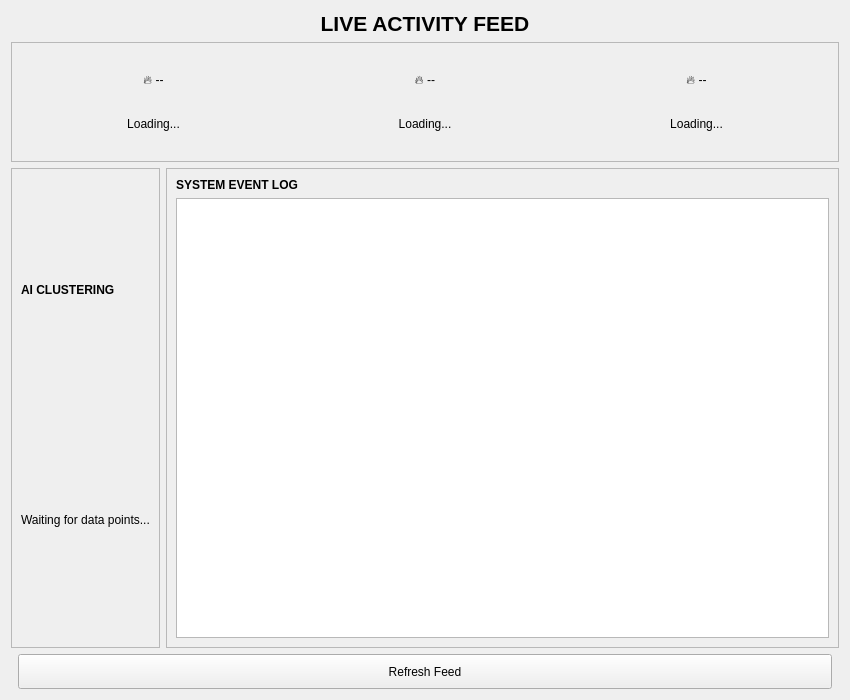
This is admin_panel/views/ui/LiveFeedView.ui in Magdalena52772/Booktrack as Qt 5 draws it before an edit. The edited form follows.
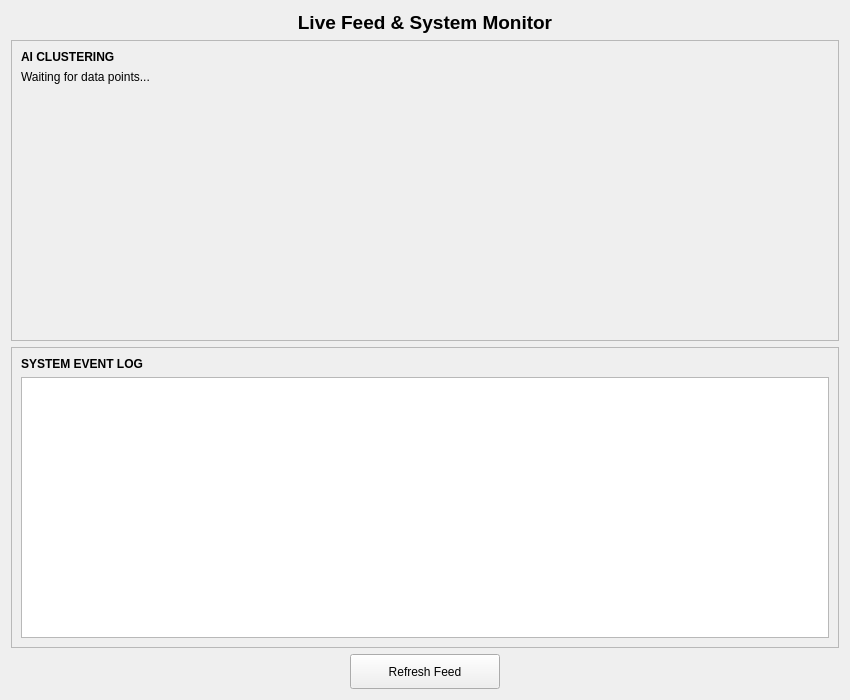
This is the edited form. Icons and pictures are not drawn.

Diff of the .ui file:
```diff
--- a/admin_panel/views/ui/LiveFeedView.ui
+++ b/admin_panel/views/ui/LiveFeedView.ui
@@ -14,10 +14,13 @@
    <item>
     <widget class="QLabel" name="lbl_title">
      <property name="font">
-      <font><pointsize>16</pointsize><bold>true</bold></font>
+      <font>
+       <pointsize>14</pointsize>
+       <bold>true</bold>
+      </font>
      </property>
      <property name="text">
-      <string>LIVE ACTIVITY FEED</string>
+      <string>Live Feed &amp; System Monitor</string>
      </property>
      <property name="alignment">
       <set>Qt::AlignmentFlag::AlignCenter</set>
@@ -25,70 +28,113 @@
     </widget>
    </item>
    <item>
-    <widget class="QFrame" name="frame_streaks">
-     <property name="minimumSize"><size><width>0</width><height>120</height></size></property>
-     <property name="frameShape"><enum>QFrame::Shape::StyledPanel</enum></property>
-     <layout class="QHBoxLayout" name="layout_streaks">
-      <item>
-       <widget class="QFrame" name="card_streak_1">
-        <layout class="QVBoxLayout" name="v1">
-         <item><widget class="QLabel" name="lbl_streak_1_val"><property name="text"><string>🔥 --</string></property><property name="alignment"><set>Qt::AlignCenter</set></property></widget></item>
-         <item><widget class="QLabel" name="lbl_streak_1_user"><property name="text"><string>Loading...</string></property><property name="alignment"><set>Qt::AlignCenter</set></property></widget></item>
-        </layout>
-       </widget>
-      </item>
-      <item>
-       <widget class="QFrame" name="card_streak_2">
-        <layout class="QVBoxLayout" name="v2">
-         <item><widget class="QLabel" name="lbl_streak_2_val"><property name="text"><string>🔥 --</string></property><property name="alignment"><set>Qt::AlignCenter</set></property></widget></item>
-         <item><widget class="QLabel" name="lbl_streak_2_user"><property name="text"><string>Loading...</string></property><property name="alignment"><set>Qt::AlignCenter</set></property></widget></item>
-        </layout>
-       </widget>
-      </item>
-      <item>
-       <widget class="QFrame" name="card_streak_3">
-        <layout class="QVBoxLayout" name="v3">
-         <item><widget class="QLabel" name="lbl_streak_3_val"><property name="text"><string>🔥 --</string></property><property name="alignment"><set>Qt::AlignCenter</set></property></widget></item>
-         <item><widget class="QLabel" name="lbl_streak_3_user"><property name="text"><string>Loading...</string></property><property name="alignment"><set>Qt::AlignCenter</set></property></widget></item>
-        </layout>
-       </widget>
-      </item>
-     </layout>
-    </widget>
-   </item>
-   <item>
-    <layout class="QHBoxLayout" name="contentLayout">
+    <layout class="QVBoxLayout" name="verticalLayout">
      <item>
       <widget class="QFrame" name="frame_clusters">
        <property name="frameShape"><enum>QFrame::Shape::StyledPanel</enum></property>
        <layout class="QVBoxLayout" name="v4">
-        <item><widget class="QLabel" name="lbl_cluster_title"><property name="text"><string>&lt;b&gt;AI CLUSTERING&lt;/b&gt;</string></property></widget></item>
-        <item><widget class="QLabel" name="lbl_cluster_info"><property name="text"><string>Waiting for data points...</string></property><property name="wordWrap"><bool>true</bool></property></widget></item>
-        <item><spacer name="s1"><property name="orientation"><enum>Qt::Vertical</enum></property></spacer></item>
-       </layout>
-      </widget>
-     </item>
-     <item>
-      <widget class="QFrame" name="frame_events">
-       <property name="frameShape"><enum>QFrame::Shape::StyledPanel</enum></property>
-       <layout class="QVBoxLayout" name="v5">
-        <item><widget class="QLabel" name="lbl_log_title"><property name="text"><string>&lt;b&gt;SYSTEM EVENT LOG&lt;/b&gt;</string></property></widget></item>
-        <item><widget class="QListWidget" name="list_events"><property name="alternatingRowColors"><bool>true</bool></property></widget></item>
+        <item>
+         <widget class="QLabel" name="lbl_cluster_title">
+          <property name="font">
+           <font>
+            <bold>true</bold>
+           </font>
+          </property>
+          <property name="text">
+           <string>AI CLUSTERING</string>
+          </property>
+         </widget>
+        </item>
+        <item>
+         <widget class="QLabel" name="lbl_cluster_info">
+          <property name="text">
+           <string>Waiting for data points...</string>
+          </property>
+          <property name="wordWrap">
+           <bool>true</bool>
+          </property>
+         </widget>
+        </item>
+        <item>
+         <spacer name="s1">
+          <property name="orientation">
+           <enum>Qt::Orientation::Vertical</enum>
+          </property>
+          <property name="sizeHint" stdset="0">
+           <size>
+            <width>0</width>
+            <height>0</height>
+           </size>
+          </property>
+         </spacer>
+        </item>
        </layout>
       </widget>
      </item>
     </layout>
    </item>
+   <item>
+    <widget class="QFrame" name="frame_events">
+     <property name="frameShape">
+      <enum>QFrame::Shape::StyledPanel</enum>
+     </property>
+     <layout class="QVBoxLayout" name="v5">
+      <item>
+       <widget class="QLabel" name="lbl_log_title">
+        <property name="font">
+         <font>
+          <bold>true</bold>
+         </font>
+        </property>
+        <property name="text">
+         <string>SYSTEM EVENT LOG</string>
+        </property>
+       </widget>
+      </item>
+      <item>
+       <widget class="QListWidget" name="list_events">
+        <property name="alternatingRowColors">
+         <bool>true</bool>
+        </property>
+       </widget>
+      </item>
+     </layout>
+    </widget>
+   </item>
    <item>
     <layout class="QHBoxLayout" name="buttonLayout">
-     <item><spacer name="s2"><property name="orientation"><enum>Qt::Horizontal</enum></property></spacer></item>
+     <item>
+      <spacer name="s2">
+       <property name="orientation">
+        <enum>Qt::Orientation::Horizontal</enum>
+       </property>
+       <property name="sizeHint" stdset="0">
+        <size>
+         <width>0</width>
+         <height>0</height>
+        </size>
+       </property>
+      </spacer>
+     </item>
      <item>
       <widget class="QPushButton" name="btn_refresh_live">
        <property name="minimumSize"><size><width>150</width><height>35</height></size></property>
        <property name="text"><string>Refresh Feed</string></property>
       </widget>
      </item>
-     <item><spacer name="s3"><property name="orientation"><enum>Qt::Horizontal</enum></property></spacer></item>
+     <item>
+      <spacer name="s3">
+       <property name="orientation">
+        <enum>Qt::Orientation::Horizontal</enum>
+       </property>
+       <property name="sizeHint" stdset="0">
+        <size>
+         <width>0</width>
+         <height>0</height>
+        </size>
+       </property>
+      </spacer>
+     </item>
     </layout>
    </item>
   </layout>
```
Left out of the diff: 21 changed lines with no effect on the pictures.
